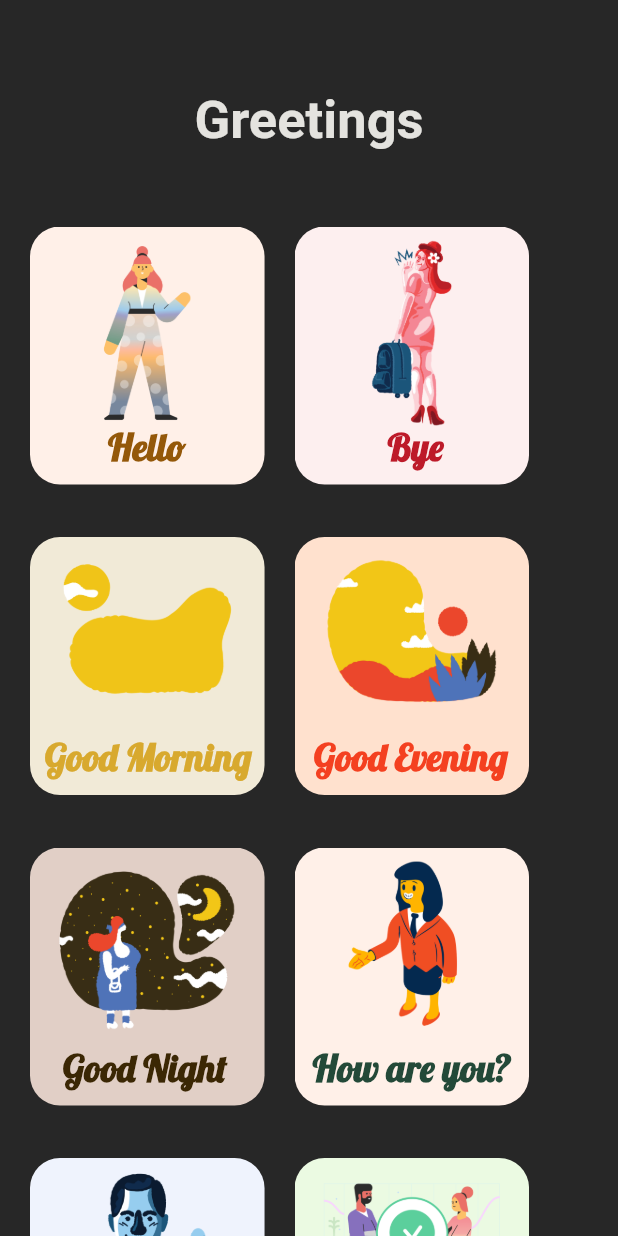
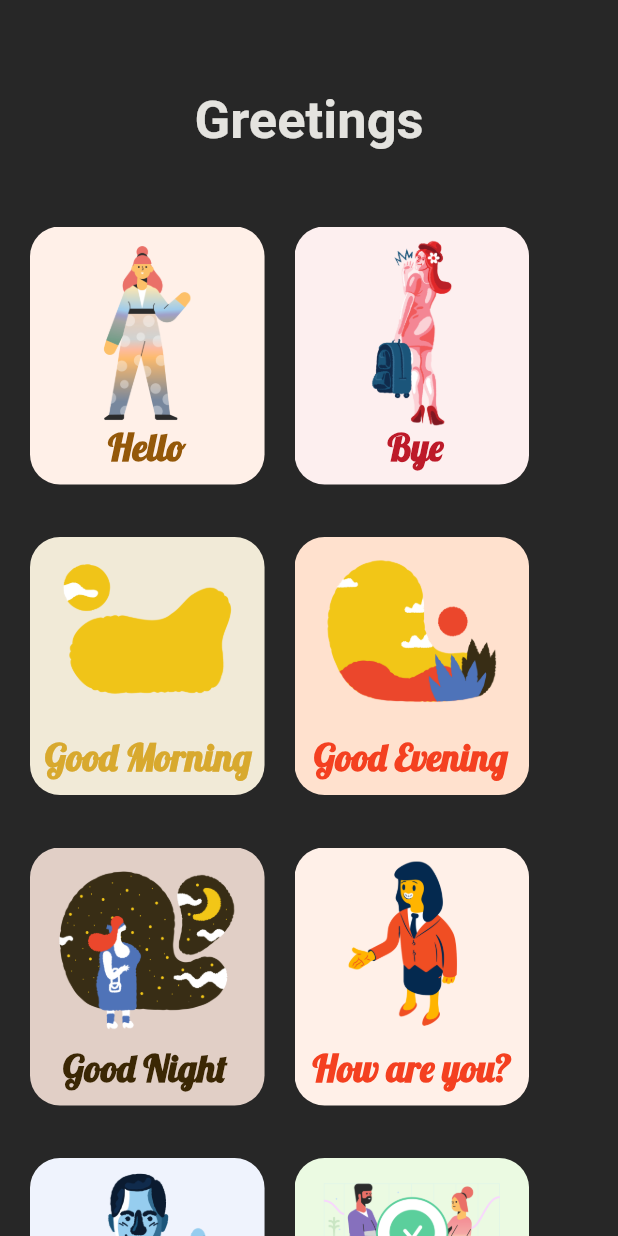
Before and after one commit to srishtiv27/give_me_a_sign, a Flutter app: the screen it shows after launch, on a phone screen of 412 x 824 dp. Run offline on Flutter 3.47's test engine with Material 2 defaults, Android fonts, the phone set to English and light mode, and no system bars; our stand-ins replace carousel_slider.

```diff
--- a/lib/screens/greetings_menu.dart
+++ b/lib/screens/greetings_menu.dart
@@ -81,7 +81,7 @@ class GreetingsMenu extends StatelessWidget {
                   LearnCard(
                     image: 'assets/images/greetings_cards/how_are_you.png',
                     label: 'How are you?',
-                    color: Color(0xFF234938),
+                    color: Color(0xFFF44020),
                     left: 12,
                   ),
                 ],
```
